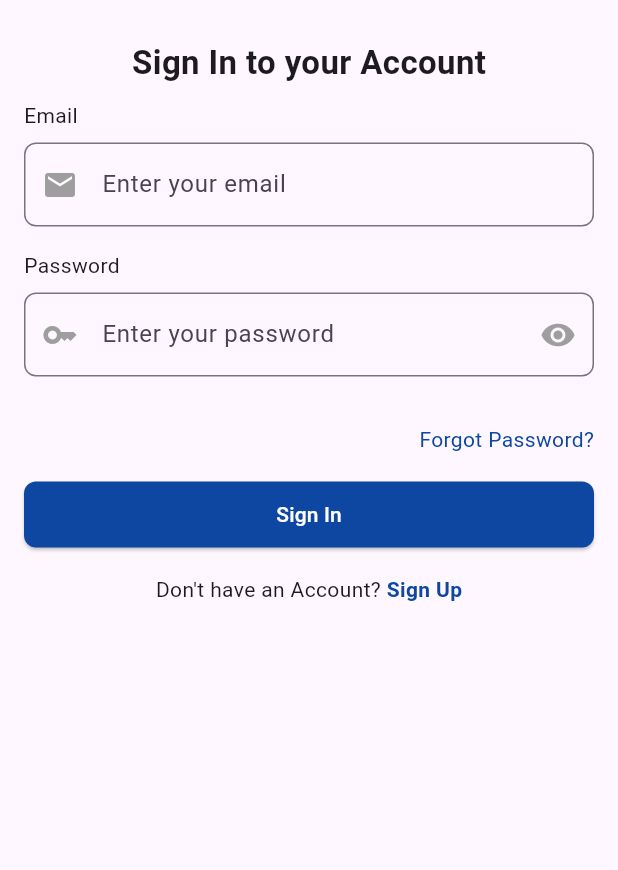
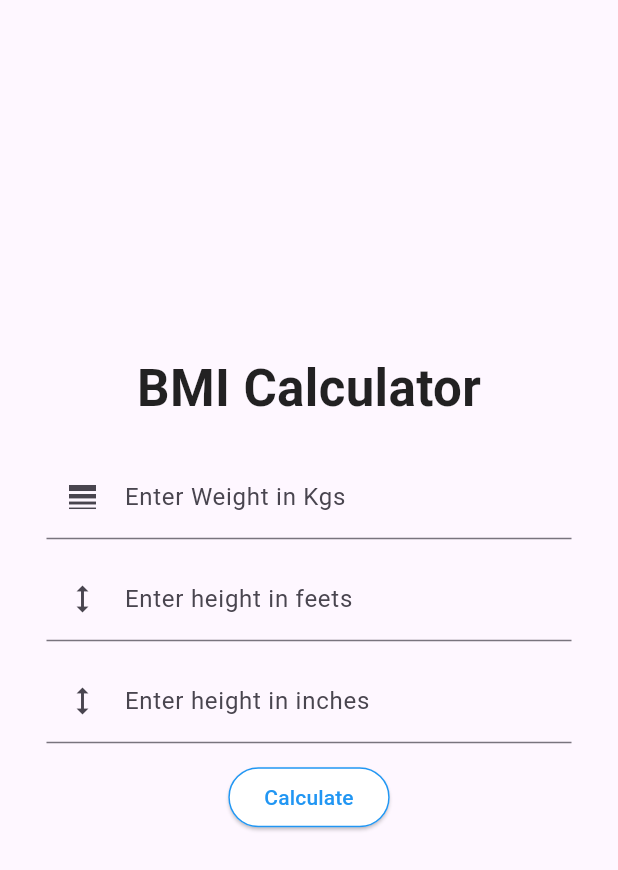
Before and after one commit to thenumanahmed/logic_loomer_internship, a Flutter app: the screen it shows after launch, on a phone screen of 412 x 824 dp. Shown: the top 870 px of the screen. Run offline on Flutter 3.47's test engine with Material 3 defaults, Android fonts, the phone set to English and light mode, and no system bars.

Commit message:
bmi calculator app

```diff
--- a/lib/constants.dart
+++ /dev/null
@@ -1,3 +0,0 @@
-import 'package:flutter/material.dart';
-
-const mainHeadingStyle = TextStyle(fontSize: 22, fontWeight: FontWeight.bold);
--- a/lib/main.dart
+++ b/lib/main.dart
@@ -1,9 +1,5 @@
 import 'package:flutter/material.dart';
-import 'package:get/get.dart';
-import 'package:internship_task/pages/home_page.dart';
-import 'pages/signin_page.dart';
-import 'pages/signup_page.dart';
-import 'pages/forget_password_page.dart';
+import 'package:internship_task/main_screen.dart';
 
 void main() {
   runApp(const MyApp());
@@ -14,15 +10,9 @@ class MyApp extends StatelessWidget {
 
   @override
   Widget build(BuildContext context) {
-    return GetMaterialApp(
+    return const MaterialApp(
       debugShowCheckedModeBanner: false,
-      initialRoute: '/',
-      getPages: [
-        GetPage(name: '/', page: () => SignInPage()),
-        GetPage(name: '/signup', page: () => SignUpPage()),
-        GetPage(name: '/forget-password', page: () => ForgetPasswordPage()),
-        GetPage(name: '/homepage', page: () => const HomePage()),
-      ],
+      home: MainScreen(),
     );
   }
 }
--- /dev/null
+++ b/lib/main_screen.dart
@@ -0,0 +1,126 @@
+import 'package:flutter/material.dart';
+
+class MainScreen extends StatefulWidget {
+  const MainScreen({super.key});
+
+  @override
+  State<MainScreen> createState() => _MainScreenState();
+}
+
+class _MainScreenState extends State<MainScreen> {
+  TextEditingController weightController = TextEditingController();
+  TextEditingController feetController = TextEditingController();
+  TextEditingController inchController = TextEditingController();
+
+  var result = "";
+  var bgColor;
+
+  @override
+  Widget build(BuildContext context) {
+    return Scaffold(
+      body: SafeArea(
+        child: Container(
+          color: bgColor,
+          child: Center(
+            child: SizedBox(
+              width: 350,
+              child: SingleChildScrollView(
+                child: Column(
+                  mainAxisAlignment: MainAxisAlignment.center,
+                  children: [
+                    const Text(
+                      "BMI Calculator",
+                      style:
+                          TextStyle(fontSize: 34, fontWeight: FontWeight.w700,color: Colors.black87),
+                    ),
+                    const SizedBox(height: 20),
+                    TextField(
+                      controller: weightController,
+                      decoration: const InputDecoration(
+                        label: Text("Enter Weight in Kgs"),
+                        prefixIcon: Icon(Icons.line_weight),
+                      ),
+                      keyboardType: TextInputType.number,
+                    ),
+                    const SizedBox(height: 12),
+                    TextField(
+                      controller: feetController,
+                      decoration: const InputDecoration(
+                        label: Text("Enter height in feets"),
+                        prefixIcon: Icon(Icons.height),
+                      ),
+                      keyboardType: TextInputType.number,
+                    ),
+                    const SizedBox(height: 12),
+                    TextField(
+                      controller: inchController,
+                      decoration: const InputDecoration(
+                        label: Text("Enter height in inches"),
+                        prefixIcon: Icon(Icons.height),
+                      ),
+                      keyboardType: TextInputType.number,
+                    ),
+                    const SizedBox(height: 12),
+                    ElevatedButton(
+                      onPressed: () {
+                        var weight = weightController.text.toString();
+                        var feets = feetController.text.toString();
+                        var inches = inchController.text.toString();
+
+                        // validate empty fields
+                        if (weight != "" && feets != "") {
+                          var intWeight = int.parse(weight);
+                          var intFeets = int.parse(feets);
+                          var intInches = inches == "" ? 0 : int.parse(inches);
+
+                          var totalInches = intFeets * 12 + intInches;
+                          var totalCM = totalInches * 2.54;
+                          var totalMeter = totalCM / 100;
+
+                          var bmi = intWeight / (totalMeter * totalMeter);
+
+                          var msg = "";
+
+                          if (bmi > 25) {
+                            msg = "You are Over Weight!!";
+                            bgColor = Colors.red.shade200;
+                          } else if (bmi < 18) {
+                            msg = "You are Under Weight!!";
+                            bgColor = Colors.orange.shade200;
+                          } else {
+                            msg = "You are Healty!! ";
+                            bgColor = Colors.green.shade200;
+                          }
+
+                          setState(() {
+                            result =
+                                "$msg \nYour bmi is ${bmi.toStringAsFixed(2)} ";
+                          });
+                        } else {
+                          setState(() {
+                            result = "Please fill the required fields";
+                          });
+                        }
+                      },
+                      style: ElevatedButton.styleFrom(
+                        foregroundColor: Colors.blue,
+                        backgroundColor: Colors.white,
+                        side: const BorderSide(color: Colors.blue, width: 1),
+                      ),
+                      child: const Text("Calculate"),
+                    ),
+                    const SizedBox(height: 5),
+                    Text(
+                      result,
+                      style: const TextStyle(fontSize: 20),
+                    ),
+                  ],
+                ),
+              ),
+            ),
+          ),
+        ),
+      ),
+    );
+  }
+}
--- a/lib/pages/signin_page.dart
+++ /dev/null
@@ -1,89 +0,0 @@
-import 'package:flutter/material.dart';
-import 'package:get/get.dart';
-import 'package:internship_task/constants.dart';
-
-import '../widgets/custom_button.dart';
-import '../widgets/custom_text_field.dart';
-
-class SignInPage extends StatelessWidget {
-  final TextEditingController emailController = TextEditingController();
-  final TextEditingController passwordController = TextEditingController();
-
-  SignInPage({super.key});
-
-  @override
-  Widget build(BuildContext context) {
-    return Scaffold(
-      body: Padding(
-        padding: const EdgeInsets.all(16.0),
-        child: SingleChildScrollView(
-          child: Column(
-            mainAxisAlignment: MainAxisAlignment.center,
-            children: [
-              const SizedBox(height: 10),
-              const Text("Sign In to your Account", style: mainHeadingStyle),
-              const SizedBox(height: 10),
-              CustomTextField(
-                heading: 'Email',
-                icon: Icons.email,
-                hintText: 'Enter your email',
-                controller: emailController,
-              ),
-              CustomTextField(
-                heading: 'Password',
-                icon: Icons.key,
-                isPassword: true,
-                hintText: 'Enter your password',
-                controller: passwordController,
-              ),
-              const SizedBox(height: 16),
-              GestureDetector(
-                onTap: () {
-                  Get.toNamed('/forget-password');
-                },
-                child: Row(
-                  mainAxisAlignment: MainAxisAlignment.end,
-                  children: [
-                    Text(
-                      'Forgot Password?',
-                      style: TextStyle(
-                        color: Colors.blue.shade900,
-                      ),
-                    ),
-                  ],
-                ),
-              ),
-              const SizedBox(height: 16),
-              CustomButton(
-                text: 'Sign In',
-                onTap: () {
-                  // Handle sign in logic here
-                  Get.toNamed("/homepage");
-                },
-              ),
-              const SizedBox(height: 16),
-              Row(
-                mainAxisAlignment: MainAxisAlignment.center,
-                children: [
-                  const Text("Don't have an Account? "),
-                  GestureDetector(
-                    onTap: () {
-                      Get.toNamed('/signup');
-                    },
-                    child: Text(
-                      "Sign Up",
-                      style: TextStyle(
-                        color: Colors.blue.shade900,
-                        fontWeight: FontWeight.bold,
-                      ),
-                    ),
-                  ),
-                ],
-              ),
-            ],
-          ),
-        ),
-      ),
-    );
-  }
-}
--- a/lib/widgets/custom_button.dart
+++ /dev/null
@@ -1,31 +0,0 @@
-import 'package:flutter/material.dart';
-
-class CustomButton extends StatelessWidget {
-  final String text;
-  final VoidCallback onTap;
-
-  CustomButton({required this.text, required this.onTap});
-
-  @override
-  Widget build(BuildContext context) {
-    return SizedBox(
-      width: double.infinity,
-      child: ElevatedButton(
-        onPressed: onTap,
-        style: ElevatedButton.styleFrom(
-          backgroundColor: Colors.blue[900], // Dark blue background
-          padding: const EdgeInsets.symmetric(horizontal: 16, vertical: 12),
-          shape: RoundedRectangleBorder(
-            borderRadius: BorderRadius.circular(8),
-          ),
-        ),
-        child: Text(
-          text,
-          style: const TextStyle(
-            color: Colors.white,
-          ),
-        ),
-      ),
-    );
-  }
-}
--- a/lib/widgets/custom_text_field.dart
+++ /dev/null
@@ -1,72 +0,0 @@
-import 'package:flutter/material.dart';
-
-class CustomTextField extends StatefulWidget {
-  final String heading;
-  final IconData icon;
-  final String hintText;
-  final TextEditingController controller;
-  final bool isPassword;
-
-  CustomTextField({
-    required this.heading,
-    required this.icon,
-    required this.hintText,
-    required this.controller,
-    this.isPassword = false,
-  });
-
-  @override
-  State<CustomTextField> createState() => _CustomTextFieldState();
-}
-
-class _CustomTextFieldState extends State<CustomTextField> {
-  bool _isObscured = true;
-
-  @override
-  Widget build(BuildContext context) {
-    return Column(
-      crossAxisAlignment: CrossAxisAlignment.start,
-      children: [
-        Text(
-          widget.heading,
-        ),
-        const SizedBox(height: 8),
-        TextField(
-          controller: widget.controller,
-          obscureText: widget.isPassword ? _isObscured : false,
-          decoration: InputDecoration(
-            prefixIcon: Icon(
-              widget.icon,
-              color: Colors.grey,
-            ),
-            hintText: widget.hintText,
-            border: OutlineInputBorder(
-              borderRadius: BorderRadius.circular(8),
-            ),
-            focusedBorder: OutlineInputBorder(
-              borderSide: const BorderSide(
-                color: Colors.black, // Black color when focused
-                width: 2.0,
-              ),
-              borderRadius: BorderRadius.circular(8),
-            ),
-            suffixIcon: widget.isPassword
-                ? IconButton(
-                    icon: Icon(
-                      !_isObscured ? Icons.visibility_off : Icons.visibility,
-                      color: Colors.grey,
-                    ),
-                    onPressed: () {
-                      setState(() {
-                        _isObscured = !_isObscured;
-                      });
-                    },
-                  )
-                : null,
-          ),
-        ),
-        const SizedBox(height: 16),
-      ],
-    );
-  }
-}
```
Also changed, not shown: lib/pages/forget_password_page.dart (deleted, +0 -65 lines), lib/pages/home_page.dart (deleted, +0 -30 lines), lib/pages/signup_page.dart (deleted, +0 -98 lines).
